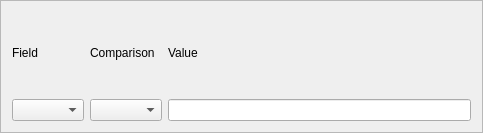
First picture: the form in ui/SearchOrClauseFrame.ui, repository CS-4820-Library-Project/COUNTER-5-Report-Tool-2020-5.0, before the edit.
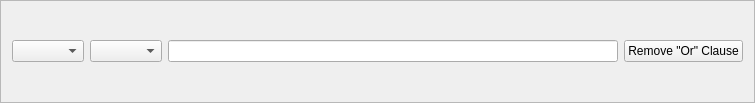
Second picture: the form after the edit.

Commit message: cleaned up some of ManageDB; got remove buttons working

Patch:
```diff
--- a/ui/SearchOrClauseFrame.ui
+++ b/ui/SearchOrClauseFrame.ui
@@ -6,8 +6,8 @@
    <rect>
     <x>0</x>
     <y>0</y>
-    <width>483</width>
-    <height>133</height>
+    <width>755</width>
+    <height>103</height>
    </rect>
   </property>
   <property name="sizePolicy">
@@ -26,36 +26,28 @@
    <enum>QFrame::Raised</enum>
   </property>
   <layout class="QGridLayout" name="gridLayout">
-   <item row="1" column="2">
-    <widget class="QLineEdit" name="search_value_parameter_lineedit"/>
-   </item>
-   <item row="0" column="2">
-    <widget class="QLabel" name="search_value_parameter_label">
-     <property name="text">
-      <string>Value</string>
-     </property>
-    </widget>
-   </item>
-   <item row="1" column="0">
-    <widget class="QComboBox" name="search_field_parameter_combobox"/>
-   </item>
-   <item row="0" column="0">
-    <widget class="QLabel" name="search_field_parameter_label">
-     <property name="text">
-      <string>Field</string>
-     </property>
-    </widget>
-   </item>
    <item row="0" column="1">
-    <widget class="QLabel" name="search_comparison_parameter_label">
-     <property name="text">
-      <string>Comparison</string>
-     </property>
-    </widget>
-   </item>
-   <item row="1" column="1">
     <widget class="QComboBox" name="search_comparison_parameter_combobox"/>
    </item>
+   <item row="0" column="2">
+    <widget class="QLineEdit" name="search_value_parameter_lineedit"/>
+   </item>
+   <item row="0" column="0">
+    <widget class="QComboBox" name="search_field_parameter_combobox"/>
+   </item>
+   <item row="0" column="3">
+    <widget class="QPushButton" name="search_remove_or_clause_button">
+     <property name="sizePolicy">
+      <sizepolicy hsizetype="Preferred" vsizetype="Fixed">
+       <horstretch>0</horstretch>
+       <verstretch>0</verstretch>
+      </sizepolicy>
+     </property>
+     <property name="text">
+      <string>Remove &quot;Or&quot; Clause</string>
+     </property>
+    </widget>
+   </item>
   </layout>
  </widget>
  <resources/>
```
The commit also changes 5 other files.
